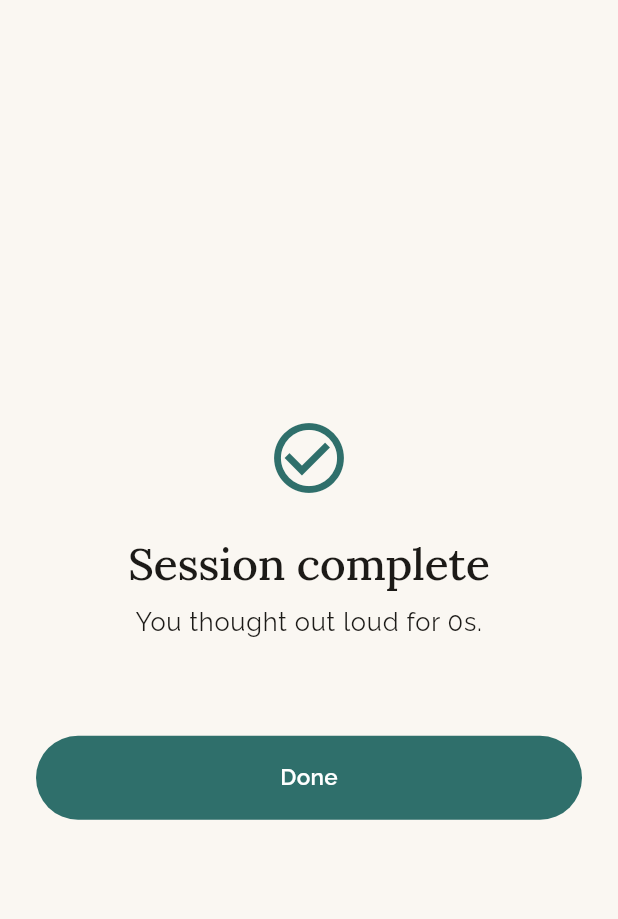
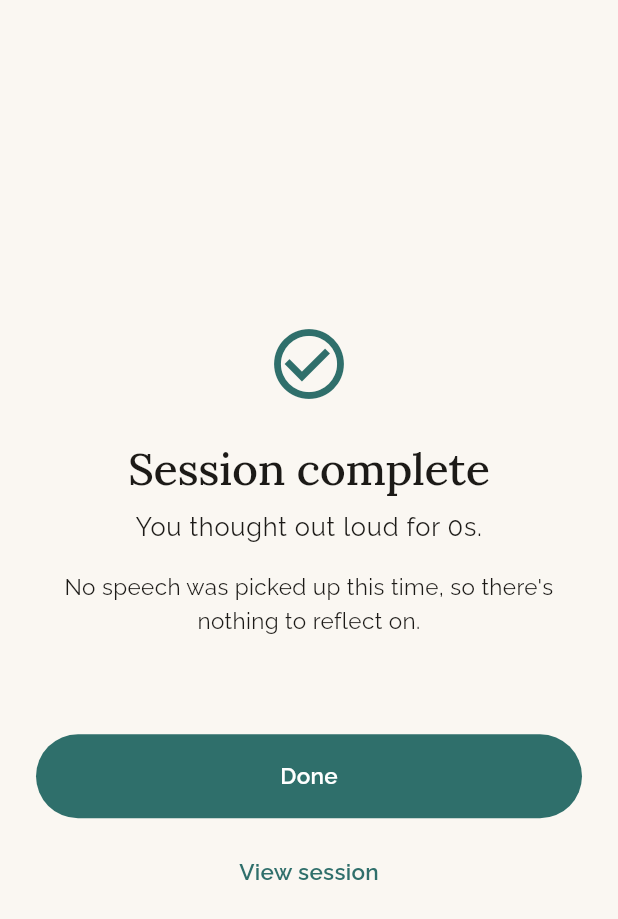
Before and after one commit to rsmg10/think-out-loud, a Flutter app: the SessionCompleteScreen screen opened directly with empty values, on a phone screen of 412 x 824 dp. Shown: the top 919 px of the screen. Run offline on Flutter 3.47's test engine with Material 3 defaults, Android fonts, the phone set to English and light mode, and no system bars; our stand-ins replace flutter_riverpod, google_generative_ai, google_sign_in, just_audio, permission_handler, shared_preferences and 2 more; missing offline and left inert: googleapis; accounts and stored records are empty; project files that could hold a hidden picture were left out.

Commit message:
Link Session Complete to the reflection; fix stale privacy copy
Session Complete now offers "See your reflection" (opening Session
Details) when a transcript was captured, and says plainly when no speech
was picked up. Sessions with a transcript are saved as pending in the
first write so Details can't open before the pending status lands and
miss its poll.

The Settings privacy text claimed no AI processing runs; it now states
that transcripts (text only) go to Gemini, Patterns sends summaries, and
only chosen action points go to Google Calendar.

Co-Authored-By: Claude Opus 5.5 <noreply@anthropic.com>

```diff
--- a/lib/features/settings/settings_screen.dart
+++ b/lib/features/settings/settings_screen.dart
@@ -153,10 +153,14 @@ class _SettingsScreenState extends ConsumerState<SettingsScreen> {
           Text('Privacy', style: theme.textTheme.headlineMedium),
           const SizedBox(height: AppSpacing.sm),
           Text(
-            'Everything you record stays on this device. Nothing is '
-            'uploaded, and no AI processing runs on your sessions in this '
-            'version of the app. The live thinking audio never leaves '
-            'your device, even temporarily.',
+            'Your recordings and sessions are stored only on this device, '
+            'and the live audio you hear never leaves it. Speech is '
+            'transcribed on your device too.\n\n'
+            'To create your reflection, a session\'s transcript — text '
+            'only, never audio — is sent to Google Gemini. Patterns sends '
+            'your past session summaries to Gemini the same way. If you '
+            'schedule action points, only the ones you pick are sent to '
+            'your Google Calendar.',
             style: theme.textTheme.bodyMedium,
           ),
           const SizedBox(height: AppSpacing.lg),
--- a/lib/features/thinking/session_complete_screen.dart
+++ b/lib/features/thinking/session_complete_screen.dart
@@ -4,18 +4,47 @@ import 'package:flutter_riverpod/flutter_riverpod.dart';
 import '../../core/providers.dart';
 import '../../core/theme/app_spacing.dart';
 import '../../shared/utils/duration_format.dart';
+import '../session_details/session_details_screen.dart';
 import '../sessions/thinking_session.dart';
 
-/// Calm, positive, shows duration. No fake AI results — no key idea
-/// counts, no summaries — those don't exist yet, per docs/mvp-scope.md.
+/// Calm, positive, shows duration — and hands off to Session Details,
+/// where the reflection lands. Never shows fake AI results here: when a
+/// transcript was captured the reflection is still in flight, so this
+/// screen only says it's being prepared and links to where it'll appear.
 class SessionCompleteScreen extends ConsumerWidget {
   final ThinkingSession session;
 
   const SessionCompleteScreen({super.key, required this.session});
 
+  bool get _reflectionComing => session.status == AiProcessingStatus.pending;
+
+  void _acknowledge(WidgetRef ref) {
+    ref.read(thinkingControllerProvider.notifier).acknowledgeSaved();
+    ref.read(sessionListRefreshProvider.notifier).state++;
+  }
+
+  void _done(BuildContext context, WidgetRef ref) {
+    _acknowledge(ref);
+    Navigator.of(context).pop();
+  }
+
+  void _openDetails(BuildContext context, WidgetRef ref) {
+    _acknowledge(ref);
+    // Replace rather than push, so Back from Details returns to Home
+    // instead of this (already acknowledged) screen.
+    Navigator.of(context).pushReplacement(
+      MaterialPageRoute(
+        builder: (_) => SessionDetailsScreen(sessionId: session.id),
+      ),
+    );
+  }
+
   @override
   Widget build(BuildContext context, WidgetRef ref) {
     final theme = Theme.of(context);
+    final hasAudio = session.audioReference != null;
+    const buttonSize = Size(double.infinity, 56);
+
     return Scaffold(
       body: SafeArea(
         child: Padding(
@@ -36,18 +65,46 @@ class SessionCompleteScreen extends ConsumerWidget {
                 style: theme.textTheme.bodyLarge,
                 textAlign: TextAlign.center,
               ),
+              const SizedBox(height: AppSpacing.md),
+              Text(
+                _reflectionComing
+                    ? 'Your reflection is being prepared — a summary, key '
+                          'ideas and next steps from what you said.'
+                    : 'No speech was picked up this time, so there\'s '
+                          'nothing to reflect on.',
+                style: theme.textTheme.bodyMedium?.copyWith(
+                  color: theme.colorScheme.onSurfaceVariant,
+                ),
+                textAlign: TextAlign.center,
+              ),
               const SizedBox(height: AppSpacing.xxl),
-              ElevatedButton(
-                onPressed: () {
-                  ref.read(thinkingControllerProvider.notifier).acknowledgeSaved();
-                  Navigator.of(context).pop();
-                  ref.read(sessionListRefreshProvider.notifier).state++;
-                },
-                style: ElevatedButton.styleFrom(
-                  minimumSize: const Size(double.infinity, 56),
+              if (_reflectionComing) ...[
+                ElevatedButton(
+                  onPressed: () => _openDetails(context, ref),
+                  style: ElevatedButton.styleFrom(minimumSize: buttonSize),
+                  child: const Text('See your reflection'),
                 ),
-                child: const Text('Done'),
-              ),
+                const SizedBox(height: AppSpacing.sm),
+                TextButton(
+                  onPressed: () => _done(context, ref),
+                  style: TextButton.styleFrom(minimumSize: buttonSize),
+                  child: const Text('Done'),
+                ),
+              ] else ...[
+                ElevatedButton(
+                  onPressed: () => _done(context, ref),
+                  style: ElevatedButton.styleFrom(minimumSize: buttonSize),
+                  child: const Text('Done'),
+                ),
+                if (hasAudio) ...[
+                  const SizedBox(height: AppSpacing.sm),
+                  TextButton(
+                    onPressed: () => _openDetails(context, ref),
+                    style: TextButton.styleFrom(minimumSize: buttonSize),
+                    child: const Text('View session'),
+                  ),
+                ],
+              ],
             ],
           ),
         ),
```
Also changed, not shown: lib/features/thinking/thinking_controller.dart (+9 -9 lines), 2 other files.
